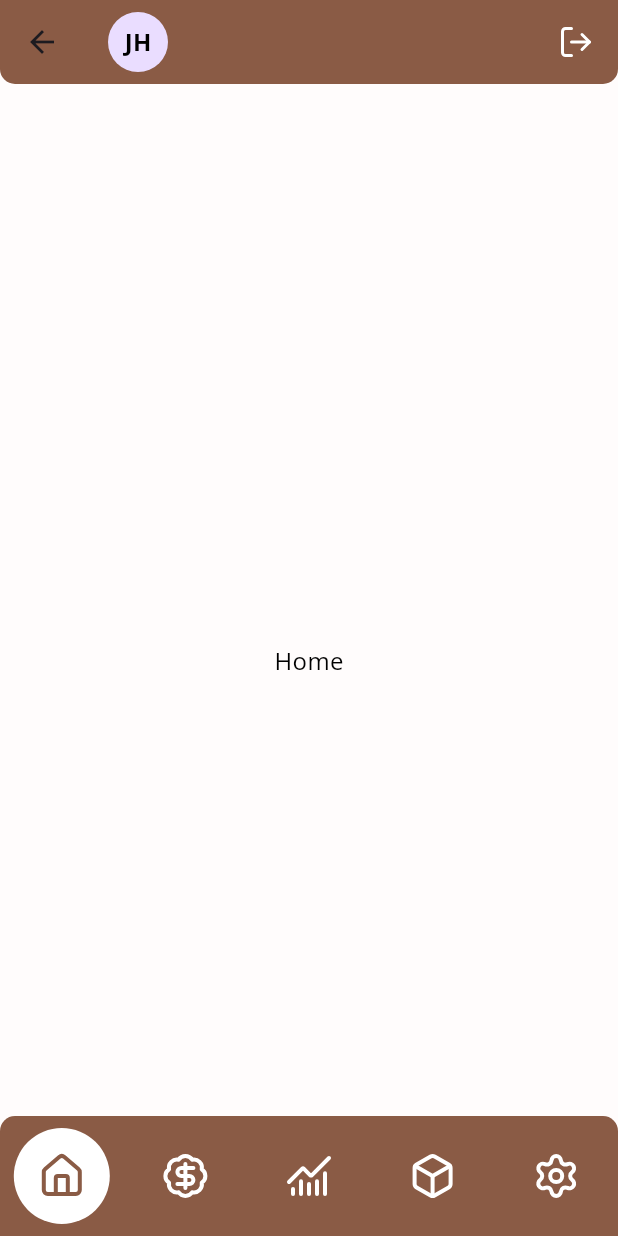
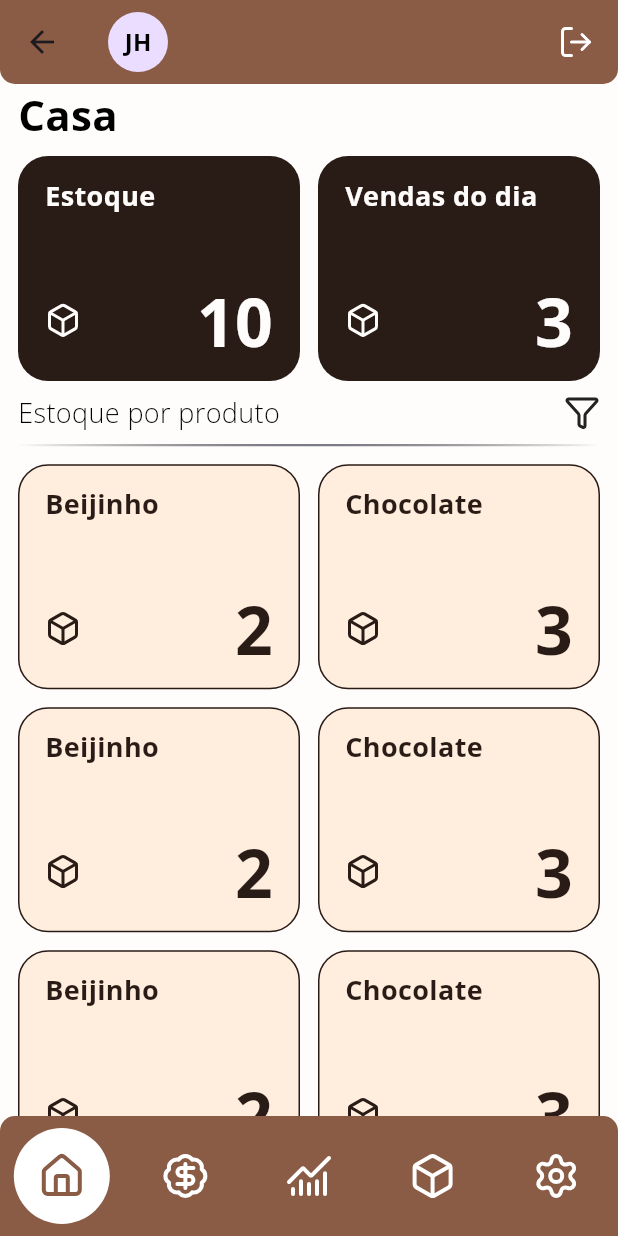
Before and after one commit to Jhyea026/trufapp, a Flutter app: the Dashboard screen opened by its route, on a phone screen of 412 x 824 dp. Run offline on Flutter 3.47's test engine with Material 3 defaults, Android fonts, the phone set to English and light mode, and no system bars; drawn by our look-alikes of easy_rich_text; our stand-ins replace flutter_lucide, get.

Commit message:
Criado a tela de dashboardHome, porém anecessário finalizar ajustes para conectar com banco.

```diff
--- a/lib/app/core/components/custom_text_field.dart
+++ b/lib/app/core/components/custom_text_field.dart
@@ -9,7 +9,7 @@ class CustomTextField extends StatelessWidget {
   final VoidCallback? onChanged;
   final double? width, height;
   final Widget? prefix;
-  final Color? borderColor;
+  final Color? borderColor, colorHint;
   final bool obscure;
 
   const CustomTextField({
@@ -21,7 +21,7 @@ class CustomTextField extends StatelessWidget {
     this.height,
     this.prefix,
     this.borderColor,
-    this.obscure = false,
+    this.obscure = false, this.colorHint,
   });
 
   @override
@@ -47,7 +47,7 @@ class CustomTextField extends StatelessWidget {
         ),
         decoration: InputDecoration(
           hintStyle: textStyle(
-            color: AppColors.lightMocha10
+            color: colorHint ?? AppColors.lightMocha10
           ), // altera o estilo do texto placheorder
           // altera a cor das bordas quando não tá focado
           enabledBorder: OutlineInputBorder(
--- /dev/null
+++ b/lib/app/core/components/dashboard_card.dart
@@ -0,0 +1,60 @@
+import 'package:flutter/material.dart';
+import 'package:flutter_lucide/flutter_lucide.dart';
+import 'package:trufapp/app/core/components/apptext.dart';
+import 'package:trufapp/app/core/theme/app_colors.dart';
+import 'package:trufapp/app/core/theme/app_fonts_weight.dart';
+
+class DashboardCard extends StatelessWidget {
+  final String? texto, quantidade;
+  final bool cardClaro;
+
+  const DashboardCard({
+    super.key,
+    this.texto,
+    this.quantidade,
+    this.cardClaro = false,
+  });
+
+  @override
+  Widget build(BuildContext context) {
+
+    return Container(
+      width: 180,
+      height: 150,
+      decoration: BoxDecoration(
+        color: cardClaro ? AppColors.lightMocha30 : AppColors.darkMocha460,
+        borderRadius: BorderRadius.circular(20),
+        border: Border.all(
+          color: cardClaro ? AppColors.darkMocha460 : Colors.transparent ,
+        )
+      ),
+      child: Padding(
+        padding: const EdgeInsetsGeometry.fromLTRB(17, 12, 17, 8),
+        child: Column(
+          crossAxisAlignment: CrossAxisAlignment.stretch,
+          mainAxisAlignment: MainAxisAlignment.spaceBetween,
+          children: [
+            AppText(
+              text: texto ?? '',
+              color: cardClaro ? AppColors.darkMocha460 : AppColors.lightMocha10,
+              fontSize: 18,
+              fontWeight: AppFontsWeight.bold,
+            ),
+            Row(
+              mainAxisAlignment: MainAxisAlignment.spaceBetween,
+              children: [
+                Icon(LucideIcons.box, color: cardClaro ? AppColors.darkMocha460 : AppColors.lightMocha10, size: 24),
+                AppText(
+                  text: quantidade ?? '' ,
+                  color: cardClaro ? AppColors.darkMocha460 : AppColors.lightMocha10,
+                  fontSize: 44,
+                  fontWeight: AppFontsWeight.bold,
+                ),
+              ],
+            ),
+          ],
+        ),
+      ),
+    );
+  }
+}
--- a/lib/app/init/app_page.dart
+++ b/lib/app/init/app_page.dart
@@ -1,6 +1,7 @@
 import 'package:flutter/material.dart';
 import 'package:get/get.dart';
 import 'package:trufapp/app/core/routes/pages_routes.dart';
+import 'package:trufapp/app/utils/noScroll_component.dart';
 
 class AppPage extends StatelessWidget {
   const AppPage({super.key});
@@ -8,6 +9,7 @@ class AppPage extends StatelessWidget {
   @override
   Widget build(BuildContext context) {
     return GetMaterialApp(
+      scrollBehavior: NoScrollbarBehavior(),
       debugShowCheckedModeBanner: false,
       getPages: PagesRoutes.routes,
       initialRoute: Routes.initial,
--- a/lib/app/pages/dashboard/dashboard_controller.dart
+++ b/lib/app/pages/dashboard/dashboard_controller.dart
@@ -4,6 +4,7 @@ import 'package:get/get.dart';
 import 'package:trufapp/app/core/components/apptext.dart';
 import 'package:trufapp/app/core/models/itens_menu_model.dart';
 import 'package:trufapp/app/core/routes/pages_routes.dart';
+import 'package:trufapp/app/pages/dashboard/dashboard_home.dart';
 
 class NavigationController extends GetxController {
   RxBool carregando = false.obs;
@@ -12,8 +13,8 @@ class NavigationController extends GetxController {
     ItensMenuModel(
       chave: "home",
       icone: LucideIcons.house,
-      tela: const Center(
-        child: AppText(text: "Home", color: Colors.black),
+      tela: Center(
+        child: DashboardHome(),
       ),
     ),
     ItensMenuModel(
--- /dev/null
+++ b/lib/app/pages/dashboard/dashboard_home.dart
@@ -0,0 +1,292 @@
+import 'package:flutter/material.dart';
+import 'package:flutter_lucide/flutter_lucide.dart';
+import 'package:flutter_staggered_grid_view/flutter_staggered_grid_view.dart';
+import 'package:trufapp/app/core/components/apptext.dart';
+import 'package:trufapp/app/core/components/custom_divider.dart';
+import 'package:trufapp/app/core/components/dashboard_card.dart';
+import 'package:trufapp/app/core/theme/app_colors.dart';
+import 'package:trufapp/app/core/theme/app_fonts_weight.dart';
+
+class DashboardHome extends StatelessWidget {
+  const DashboardHome({super.key});
+
+  @override
+  Widget build(BuildContext context) {
+    return Padding(
+      padding: const EdgeInsetsGeometry.symmetric(horizontal: 12),
+      child: Center(
+        child: Column(
+          crossAxisAlignment: CrossAxisAlignment.start,
+          children: [
+            AppText(
+              text: 'Casa',
+              color: AppColors.darkMocha240,
+              fontSize: 28,
+              fontWeight: AppFontsWeight.bold,
+            ),
+            SizedBox(height: 8),
+            MasonryGridView(
+              shrinkWrap: true,
+              gridDelegate: SliverSimpleGridDelegateWithFixedCrossAxisCount(
+                crossAxisCount: 2,
+              ),
+              mainAxisSpacing: 12,
+              crossAxisSpacing: 12,
+              children: [
+                DashboardCard(
+                  texto: 'Estoque',
+                  quantidade: '10',
+                  cardClaro: false,
+                ),
+                DashboardCard(
+                  texto: 'Vendas do dia',
+                  quantidade: '3',
+                  cardClaro: false,
+                ),
+              ],
+            ),
+            SizedBox(height: 8),
+            Row(
+              mainAxisAlignment: MainAxisAlignment.spaceBetween,
+              children: [
+                AppText(
+                  text: 'Estoque por produto',
+                  color: AppColors.darkMocha240,
+                  fontSize: 18,
+                  fontWeight: AppFontsWeight.light,
+                ),
+                Icon(LucideIcons.funnel),
+              ],
+            ),
+            SizedBox(height: 8),
+            CustomDivider(),
+            Expanded(
+              child: MasonryGridView(
+                padding: EdgeInsets.only(bottom: 92, top: 12),
+                gridDelegate: SliverSimpleGridDelegateWithFixedCrossAxisCount(
+                  crossAxisCount: 2,
+                ),
+                mainAxisSpacing: 12,
+                crossAxisSpacing: 12,
+                children: [
+                  DashboardCard(
+                    texto: 'Beijinho',
+                    quantidade: '2',
+                    cardClaro: true,
+                  ),
+                  DashboardCard(
+                    texto: 'Chocolate',
+                    quantidade: '3',
+                    cardClaro: true,
+                  ),
+                  DashboardCard(
+                    texto: 'Beijinho',
+                    quantidade: '2',
+                    cardClaro: true,
+                  ),
+                  DashboardCard(
+                    texto: 'Chocolate',
+                    quantidade: '3',
+                    cardClaro: true,
+                  ),
+                  DashboardCard(
+                    texto: 'Beijinho',
+                    quantidade: '2',
+                    cardClaro: true,
+                  ),
+                  DashboardCard(
+                    texto: 'Chocolate',
+                    quantidade: '3',
+                    cardClaro: true,
+                  ),
+                  DashboardCard(
+                    texto: 'Beijinho',
+                    quantidade: '2',
+                    cardClaro: true,
+                  ),
+                  DashboardCard(
+                    texto: 'Chocolate',
+                    quantidade: '3',
+                    cardClaro: true,
+                  ),
+                  DashboardCard(
+                    texto: 'Beijinho',
+                    quantidade: '2',
+                    cardClaro: true,
+                  ),
+                  DashboardCard(
+                    texto: 'Chocolate',
+                    quantidade: '3',
+                    cardClaro: true,
+                  ),
+                  DashboardCard(
+                    texto: 'Beijinho',
+                    quantidade: '2',
+                    cardClaro: true,
+                  ),
+                  DashboardCard(
+                    texto: 'Chocolate',
+                    quantidade: '3',
+                    cardClaro: true,
+                  ),
+                  DashboardCard(
+                    texto: 'Beijinho',
+                    quantidade: '2',
+                    cardClaro: true,
+                  ),
+                  DashboardCard(
+                    texto: 'Chocolate',
+                    quantidade: '3',
+                    cardClaro: true,
+                  ),
+                  DashboardCard(
+                    texto: 'Beijinho',
+                    quantidade: '2',
+                    cardClaro: true,
+                  ),
+                  DashboardCard(
+                    texto: 'Chocolate',
+                    quantidade: '3',
+                    cardClaro: true,
+                  ),
+                ],
+              ),
+            ),
+            // GridView.count(
+            //   shrinkWrap: true,
+            //   physics: const NeverScrollableScrollPhysics(),
+            //   primary: false,
+            //   crossAxisSpacing: 10,
+            //   mainAxisSpacing: 10,
+            //   crossAxisCount: 2,
+            //   mainAxisExtent: 160,
+            //   children: <Widget>[
+            //     DashboardCard(
+            //       texto: 'Beijinho',
+            //       quantidade: '2',
+            //       cardClaro: true,
+            //     ),
+            //     DashboardCard(
+            //       texto: 'Chocolate',
+            //       quantidade: '3',
+            //       cardClaro: true,
+            //     ),
+            //     DashboardCard(
+            //       texto: 'Beijinho',
+            //       quantidade: '2',
+            //       cardClaro: true,
+            //     ),
+            //     DashboardCard(
+            //       texto: 'Chocolate',
+            //       quantidade: '3',
+            //       cardClaro: true,
+            //     ),
+            //     DashboardCard(
+            //       texto: 'Beijinho',
+            //       quantidade: '2',
+            //       cardClaro: true,
+            //     ),
+            //     DashboardCard(
+            //       texto: 'Chocolate',
+            //       quantidade: '3',
+            //       cardClaro: true,
+            //     ),
+            //     DashboardCard(
+            //       texto: 'Beijinho',
+            //       quantidade: '2',
+            //       cardClaro: true,
+            //     ),
+            //     DashboardCard(
+            //       texto: 'Chocolate',
+            //       quantidade: '3',
+            //       cardClaro: true,
+            //     ),
+            //     DashboardCard(
+            //       texto: 'Beijinho',
+            //       quantidade: '2',
+            //       cardClaro: true,
+            //     ),
+            //     DashboardCard(
+            //       texto: 'Chocolate',
+            //       quantidade: '3',
+            //       cardClaro: true,
+            //     ),
+            //     DashboardCard(
+            //       texto: 'Beijinho',
+            //       quantidade: '2',
+            //       cardClaro: true,
+            //     ),
+            //     DashboardCard(
+            //       texto: 'Chocolate',
+            //       quantidade: '3',
+            //       cardClaro: true,
+            //     ),
+            //     DashboardCard(
+            //       texto: 'Beijinho',
+            //       quantidade: '2',
+            //       cardClaro: true,
+            //     ),
+            //     DashboardCard(
+            //       texto: 'Chocolate',
+            //       quantidade: '3',
+            //       cardClaro: true,
+            //     ),
+            //     DashboardCard(
+            //       texto: 'Beijinho',
+            //       quantidade: '2',
+            //       cardClaro: true,
+            //     ),
+            //     DashboardCard(
+            //       texto: 'Chocolate',
+            //       quantidade: '3',
+            //       cardClaro: true,
+            //     ),
+            //   ],
+            // ),
+
+            // SingleChildScrollView(
+            //   scrollDirection: Axis.vertical,
+            //   child: Column(
+            //     mainAxisAlignment: MainAxisAlignment.spaceBetween,
+            //     spacing: 10,
+            //     children: [
+            //       Row(
+            //         mainAxisAlignment: MainAxisAlignment.spaceBetween,
+            //         children: [
+            //           DashboardCard(texto: 'Beijinho', quantidade: '2', cardClaro: true,),
+            //           DashboardCard(texto: 'Chocolate', quantidade: '3', cardClaro: true,)
+            //         ],
+            //       ),
+            //       Row(
+            //         mainAxisAlignment: MainAxisAlignment.spaceBetween,
+            //         children: [
+            //           DashboardCard(texto: 'Chocolate', quantidade: '3', cardClaro: true,),
+            //           DashboardCard(texto: 'Maracujá', quantidade: '1', cardClaro: true,),
+
+            //         ],
+            //       ),
+            //       Row(
+            //         mainAxisAlignment: MainAxisAlignment.spaceBetween,
+            //         children: [
+            //           DashboardCard(texto: 'Chocolate', quantidade: '3', cardClaro: true,),
+            //           DashboardCard(texto: 'Maracujá', quantidade: '1', cardClaro: true,),
+
+            //         ],
+            //       ),
+            //       Row(
+            //         mainAxisAlignment: MainAxisAlignment.spaceBetween,
+            //         children: [
+            //           DashboardCard(texto: 'Chocolate', quantidade: '3', cardClaro: true,),
+            //           DashboardCard(texto: 'Maracujá', quantidade: '1', cardClaro: true,),
+
+            //         ],
+            //       )
+            //     ],
+            //   ),
+            // )
+          ],
+        ),
+      ),
+    );
+  }
+}
--- /dev/null
+++ b/lib/app/utils/noScroll_component.dart
@@ -0,0 +1,23 @@
+// ignore: file_names
+import 'package:flutter/gestures.dart';
+import 'package:flutter/material.dart';
+
+class NoScrollbarBehavior extends MaterialScrollBehavior {
+  @override
+  Widget buildScrollbar(
+    BuildContext context,
+    Widget child,
+    ScrollableDetails details,
+  ) {
+    return child; // nÃ£o desenha scrollbar
+  }
+
+  @override
+  Set<PointerDeviceKind> get dragDevices => {
+    PointerDeviceKind.touch,
+    PointerDeviceKind.mouse,
+    PointerDeviceKind.trackpad,
+    PointerDeviceKind.stylus,
+    PointerDeviceKind.unknown,
+  };
+}
```
